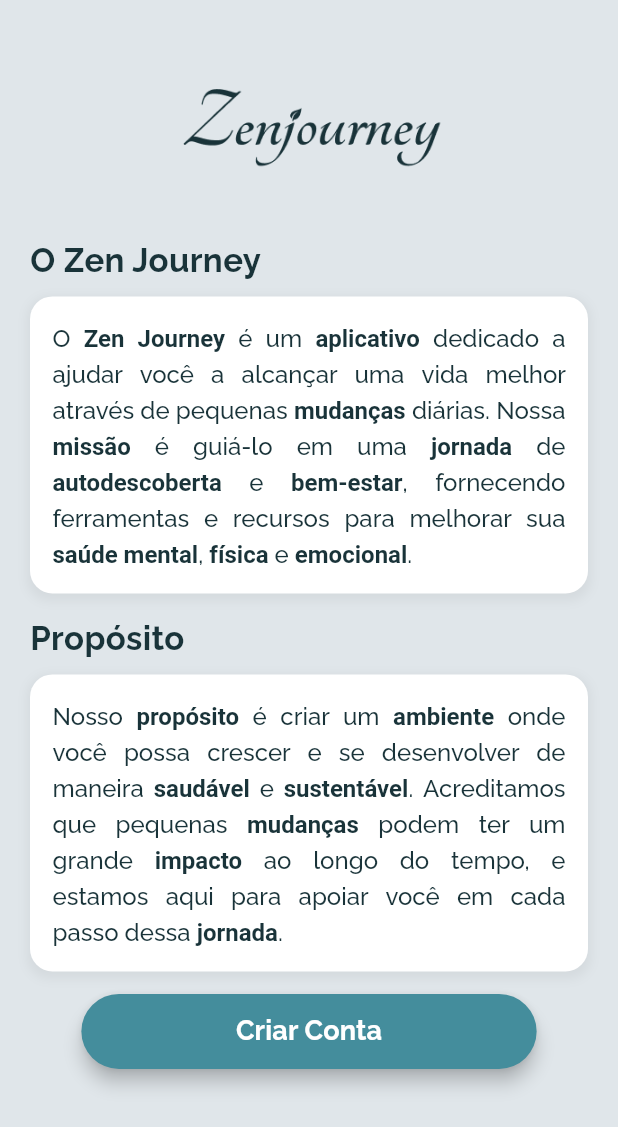
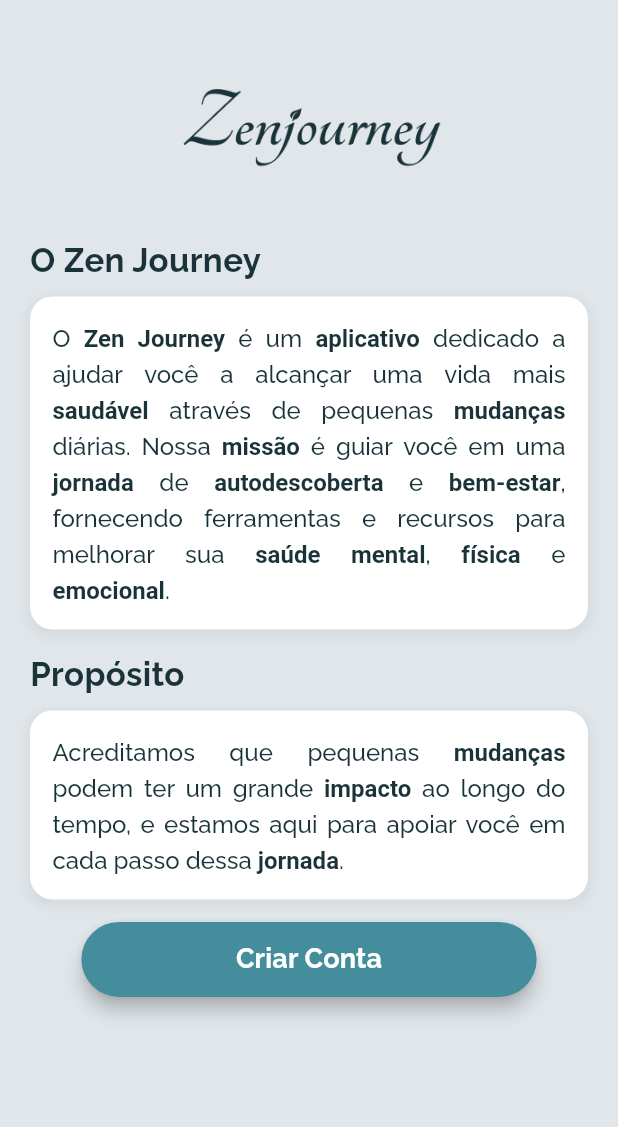
Before and after one commit to YBraga35/aplicativo-bem-estar, a Flutter app: the screen it shows after launch, after a tap on "Vamos começar", on a phone screen of 412 x 824 dp. Shown: the top 1127 px of the screen. Run offline on Flutter 3.47's test engine with Material 3 defaults, Android fonts, the phone set to English and light mode, and no system bars; our stand-ins replace firebase_auth, firebase_core, flutter_masked_text2, logger; missing offline and left inert: flutter_carousel_slider; accounts and stored records are empty; generated files the repository leaves out were written again.

Commit message:
EP - Atualização de frases em 'sobre' e 'boas-vindas'

```diff
--- a/lib/views/start/boas_vindas.dart
+++ b/lib/views/start/boas_vindas.dart
@@ -61,7 +61,7 @@ class BoasVindas extends StatelessWidget {
                                   fontWeight: FontWeight.w500,
                                 ),
                                 children: <TextSpan>[
-                                  TextSpan(text: 'Aqui começa sua jornada, onde a cada passo te aproxima de seu objetivo: '),
+                                  TextSpan(text: 'Aqui começa sua jornada em busca de '),
                                   TextSpan(
                                     text: 'uma vida melhor',
                                     style: TextStyle(fontWeight: FontWeight.bold),
--- a/lib/views/start/sobre.dart
+++ b/lib/views/start/sobre.dart
@@ -35,14 +35,14 @@ class Sobre extends StatelessWidget {
               _buildSectionTitle('O Zen Journey'),
               SizedBox(height: 8),
               _buildSectionContent(
-                'O Zen Journey é um aplicativo dedicado a ajudar você a alcançar uma vida melhor através de pequenas mudanças diárias. Nossa missão é guiá-lo em uma jornada de autodescoberta e bem-estar, fornecendo ferramentas e recursos para melhorar sua saúde mental, física e emocional.',
+                'O Zen Journey é um aplicativo dedicado a ajudar você a alcançar uma vida mais saudável através de pequenas mudanças diárias. Nossa missão é guiar você em uma jornada de autodescoberta e bem-estar, fornecendo ferramentas e recursos para melhorar sua saúde mental, física e emocional.',
               ),
               SizedBox(height: 15),
               // Propósito
               _buildSectionTitle('Propósito'),
               SizedBox(height: 8),
               _buildSectionContent(
-                'Nosso propósito é criar um ambiente onde você possa crescer e se desenvolver de maneira saudável e sustentável. Acreditamos que pequenas mudanças podem ter um grande impacto ao longo do tempo, e estamos aqui para apoiar você em cada passo dessa jornada.',
+                'Acreditamos que pequenas mudanças podem ter um grande impacto ao longo do tempo, e estamos aqui para apoiar você em cada passo dessa jornada.',
               ),
               SizedBox(height: 15,),
               // Botão Criar Conta
```
